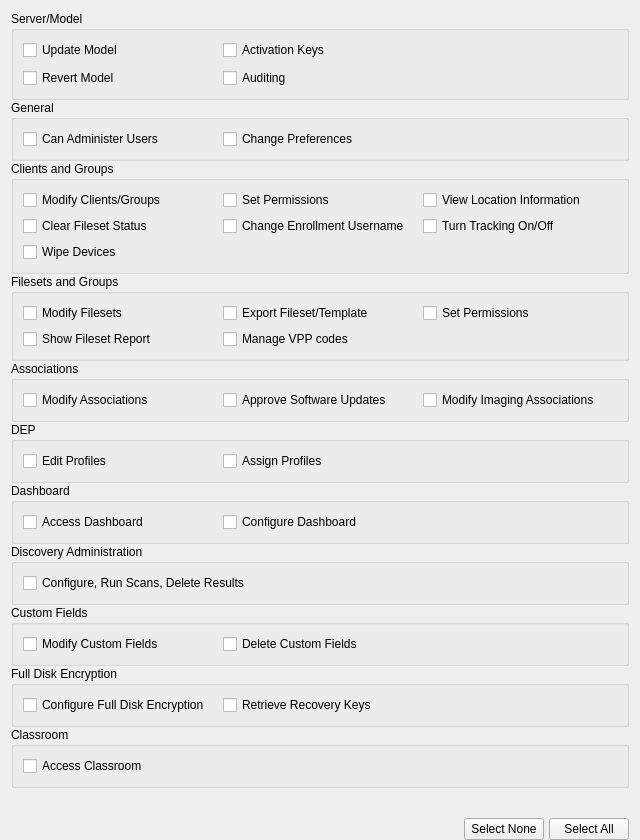
First picture: the form in FWAdminLib/AdminPermissionsWidget.ui, repository fw-dev/translations, before the edit.
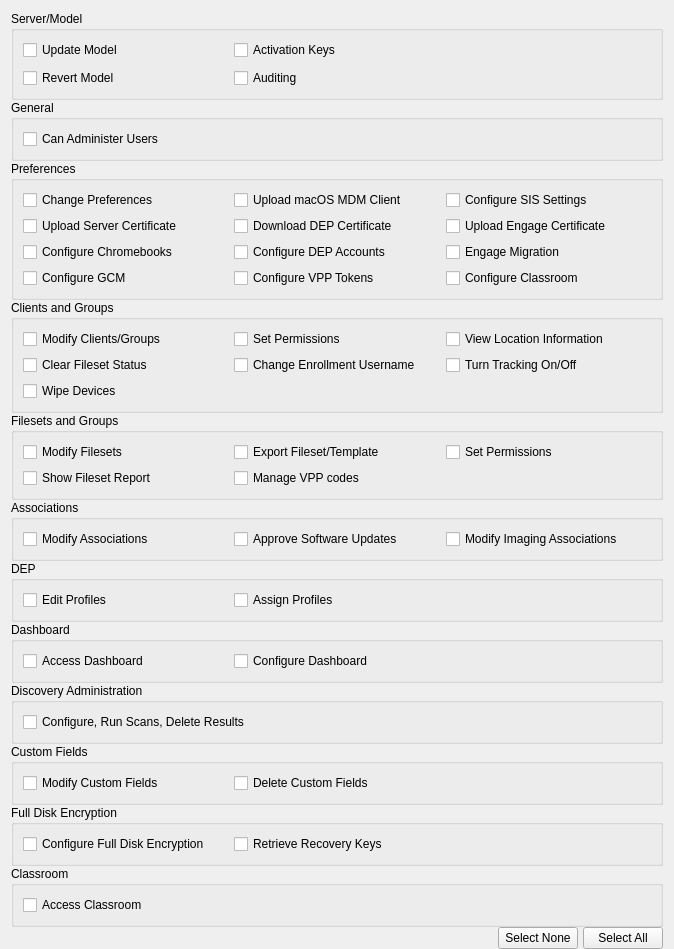
Second picture: the form after the edit.

```diff
--- a/FWAdminLib/AdminPermissionsWidget.ui
+++ b/FWAdminLib/AdminPermissionsWidget.ui
@@ -6,8 +6,8 @@
    <rect>
     <x>0</x>
     <y>0</y>
-    <width>640</width>
-    <height>840</height>
+    <width>674</width>
+    <height>917</height>
    </rect>
   </property>
   <property name="windowTitle">
@@ -80,7 +80,10 @@
      <property name="title">
       <string>General</string>
      </property>
-     <layout class="QGridLayout" name="gridLayout_3" columnminimumwidth="0,0,0">
+     <layout class="QGridLayout" name="gridLayout_3">
+      <item row="0" column="1">
+       <widget class="QWidget" name="widget_4" native="true"/>
+      </item>
       <item row="0" column="0">
        <widget class="QCheckBox" name="checkBoxCanAdminUsers">
         <property name="focusPolicy">
@@ -91,15 +94,98 @@
         </property>
        </widget>
       </item>
-      <item row="0" column="1">
+     </layout>
+    </widget>
+   </item>
+   <item>
+    <widget class="QGroupBox" name="groupBoxPreferences">
+     <property name="title">
+      <string>Preferences</string>
+     </property>
+     <layout class="QGridLayout" name="gridLayout_10">
+      <item row="2" column="0">
+       <widget class="QCheckBox" name="checkBoxConfigureChromebooksToken">
+        <property name="text">
+         <string>Configure Chromebooks</string>
+        </property>
+       </widget>
+      </item>
+      <item row="0" column="0">
        <widget class="QCheckBox" name="checkBoxChangePreferences">
         <property name="text">
          <string>Change Preferences</string>
         </property>
        </widget>
       </item>
+      <item row="1" column="0">
+       <widget class="QCheckBox" name="checkBoxUploadServerCertificate">
+        <property name="text">
+         <string>Upload Server Certificate</string>
+        </property>
+       </widget>
+      </item>
+      <item row="3" column="0">
+       <widget class="QCheckBox" name="checkBoxConfigureGcm">
+        <property name="text">
+         <string>Configure GCM</string>
+        </property>
+       </widget>
+      </item>
+      <item row="3" column="2">
+       <widget class="QCheckBox" name="checkBoxConfigureClassroomCertificate">
+        <property name="text">
+         <string>Configure Classroom</string>
+        </property>
+       </widget>
+      </item>
+      <item row="3" column="1">
+       <widget class="QCheckBox" name="checkBoxConfigureVppTokens">
+        <property name="text">
+         <string>Configure VPP Tokens</string>
+        </property>
+       </widget>
+      </item>
+      <item row="2" column="2">
+       <widget class="QCheckBox" name="checkBoxEngageMigration">
+        <property name="text">
+         <string>Engage Migration</string>
+        </property>
+       </widget>
+      </item>
+      <item row="2" column="1">
+       <widget class="QCheckBox" name="checkBoxConfigureDepAccounts">
+        <property name="text">
+         <string>Configure DEP Accounts</string>
+        </property>
+       </widget>
+      </item>
+      <item row="1" column="2">
+       <widget class="QCheckBox" name="checkBoxUploadEngageCertificate">
+        <property name="text">
+         <string>Upload Engage Certificate</string>
+        </property>
+       </widget>
+      </item>
+      <item row="1" column="1">
+       <widget class="QCheckBox" name="checkBoxDownloadDepCertificate">
+        <property name="text">
+         <string>Download DEP Certificate</string>
+        </property>
+       </widget>
+      </item>
       <item row="0" column="2">
-       <widget class="QWidget" name="widget_4" native="true"/>
+       <widget class="QCheckBox" name="checkBoxConfigureSisSettings">
+        <property name="text">
+         <string>Configure SIS Settings</string>
+        </property>
+       </widget>
+      </item>
+      <item row="0" column="1">
+       <widget class="QCheckBox" name="checkBoxUploadMdmMacOsClient">
+        <property name="text">
+         <string>Upload macOS MDM Client</string>
+        </property>
+       </widget>
       </item>
      </layout>
     </widget>
```
Left out of the diff: 1 changed line with no effect on the pictures.
